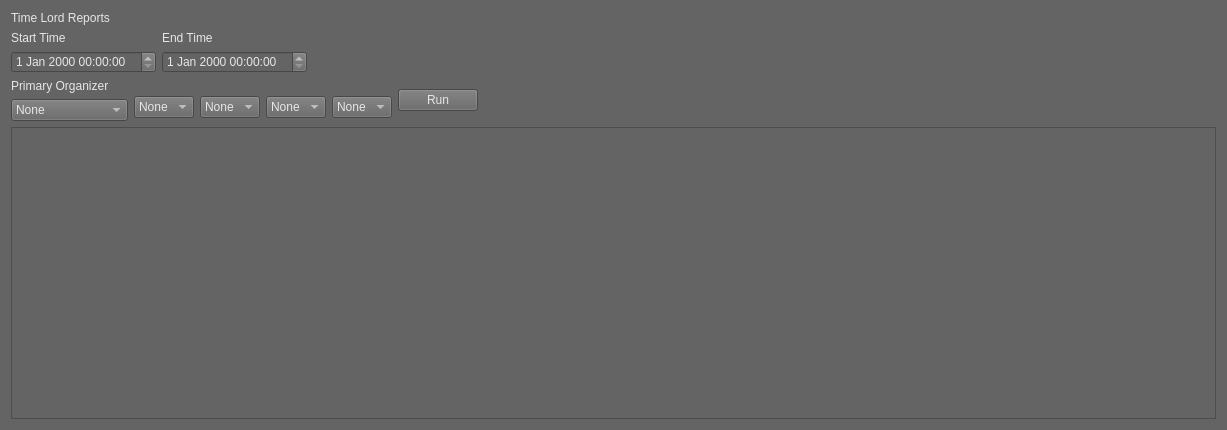
The window that Python/Utilities/time_lord/ui/time_lord_reports.ui (SleepDeprivedVFX/t_sheets_listener) describes before a commit, drawn with Qt 5.
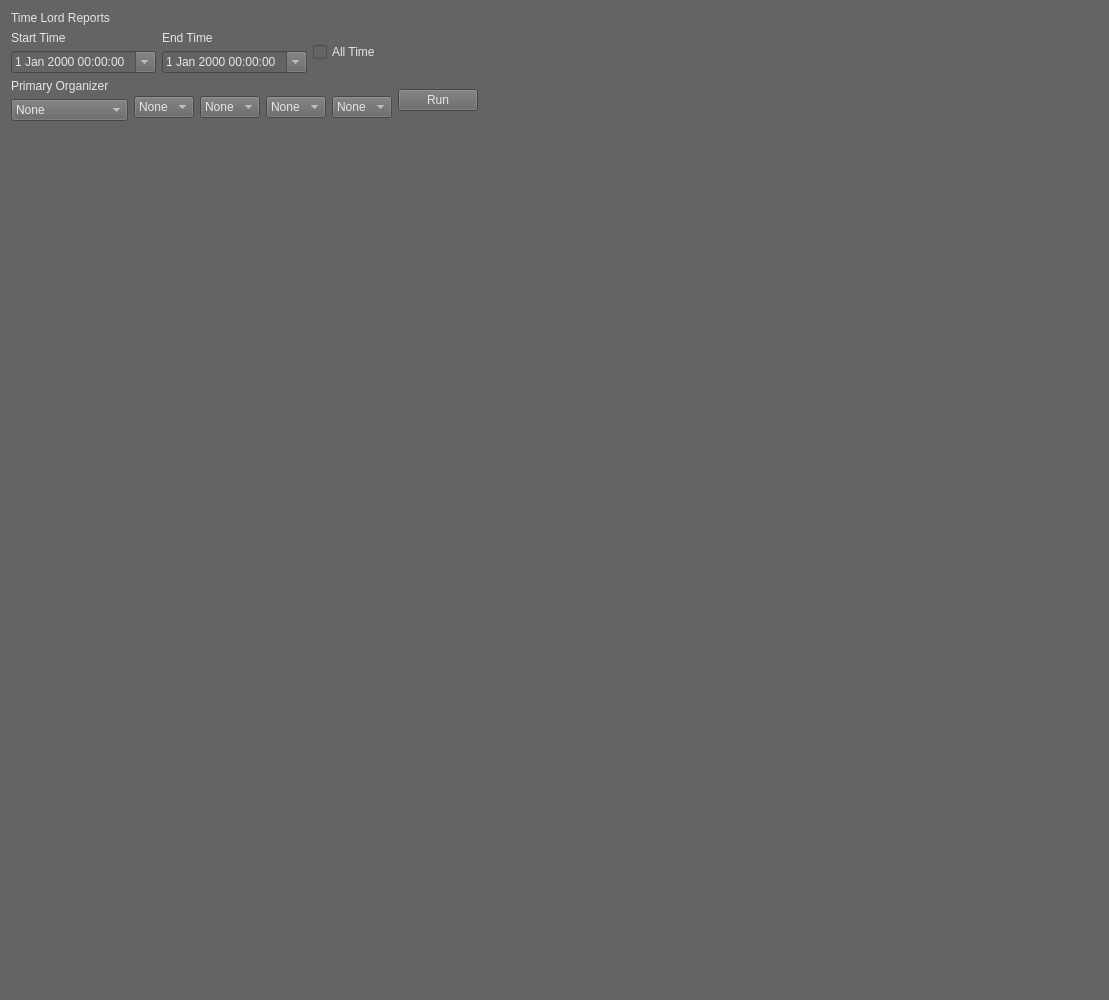
The same window after the commit.

The edit to the form file:
```diff
--- a/Python/Utilities/time_lord/ui/time_lord_reports.ui
+++ b/Python/Utilities/time_lord/ui/time_lord_reports.ui
@@ -6,8 +6,8 @@
    <rect>
     <x>0</x>
     <y>0</y>
-    <width>1227</width>
-    <height>430</height>
+    <width>1109</width>
+    <height>1000</height>
    </rect>
   </property>
   <property name="windowTitle">
@@ -40,7 +40,11 @@
         </widget>
        </item>
        <item>
-        <widget class="QDateTimeEdit" name="start_time"/>
+        <widget class="QDateTimeEdit" name="start_time">
+         <property name="calendarPopup">
+          <bool>true</bool>
+         </property>
+        </widget>
        </item>
       </layout>
      </item>
@@ -54,10 +58,21 @@
         </widget>
        </item>
        <item>
-        <widget class="QDateTimeEdit" name="end_time"/>
+        <widget class="QDateTimeEdit" name="end_time">
+         <property name="calendarPopup">
+          <bool>true</bool>
+         </property>
+        </widget>
        </item>
       </layout>
      </item>
+     <item>
+      <widget class="QCheckBox" name="all_time">
+       <property name="text">
+        <string>All Time</string>
+       </property>
+      </widget>
+     </item>
      <item>
       <spacer name="horizontalSpacer">
        <property name="orientation">
@@ -264,7 +279,78 @@
     </layout>
    </item>
    <item>
-    <widget class="QTableWidget" name="output_table"/>
+    <widget class="QTreeWidget" name="data_tree">
+     <property name="frameShape">
+      <enum>QFrame::NoFrame</enum>
+     </property>
+     <property name="alternatingRowColors">
+      <bool>true</bool>
+     </property>
+     <property name="sortingEnabled">
+      <bool>true</bool>
+     </property>
+     <property name="animated">
+      <bool>true</bool>
+     </property>
+     <property name="wordWrap">
+      <bool>true</bool>
+     </property>
+     <property name="columnCount">
+      <number>8</number>
+     </property>
+     <attribute name="headerVisible">
+      <bool>false</bool>
+     </attribute>
+     <attribute name="headerCascadingSectionResizes">
+      <bool>true</bool>
+     </attribute>
+     <attribute name="headerDefaultSectionSize">
+      <number>120</number>
+     </attribute>
+     <attribute name="headerHighlightSections">
+      <bool>false</bool>
+     </attribute>
+     <column>
+      <property name="text">
+       <string notr="true">1</string>
+      </property>
+     </column>
+     <column>
+      <property name="text">
+       <string notr="true">2</string>
+      </property>
+     </column>
+     <column>
+      <property name="text">
+       <string notr="true">3</string>
+      </property>
+     </column>
+     <column>
+      <property name="text">
+       <string notr="true">4</string>
+      </property>
+     </column>
+     <column>
+      <property name="text">
+       <string notr="true">5</string>
+      </property>
+     </column>
+     <column>
+      <property name="text">
+       <string notr="true">6</string>
+      </property>
+     </column>
+     <column>
+      <property name="text">
+       <string notr="true">7</string>
+      </property>
+     </column>
+     <column>
+      <property name="text">
+       <string notr="true">8</string>
+      </property>
+     </column>
+    </widget>
    </item>
   </layout>
  </widget>
```
Left out of the diff: 30 changed lines with no effect on the pictures.
